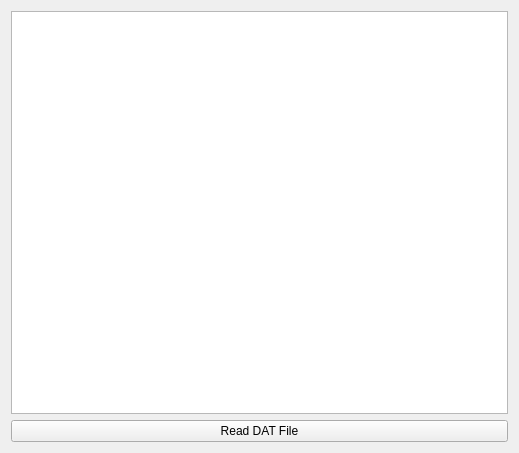
This is mainwindow.ui in nazarlamer/TestReadDATFileAsk as Qt 5 draws it before an edit. The edited form follows.
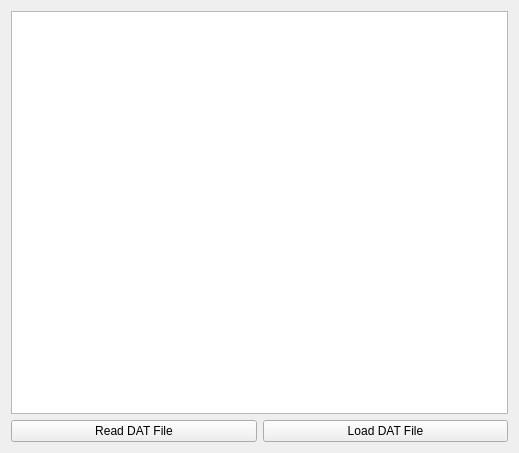
This is the edited form.

Commit message: added load file button

What changed in the file:
```diff
--- a/mainwindow.ui
+++ b/mainwindow.ui
@@ -14,7 +14,7 @@
    <string>MainWindow</string>
   </property>
   <widget class="QWidget" name="centralWidget">
-   <layout class="QVBoxLayout" name="verticalLayout">
+   <layout class="QVBoxLayout" name="verticalLayout" stretch="1,0">
     <item>
      <widget class="QTableWidget" name="tableWidget">
       <property name="sizePolicy">
@@ -26,12 +26,23 @@
      </widget>
     </item>
     <item>
+     <layout class="QHBoxLayout" name="horizontalLayout">
+      <item>
      <widget class="QPushButton" name="pushButton">
       <property name="text">
        <string>Read DAT File</string>
       </property>
      </widget>
     </item>
+      <item>
+       <widget class="QPushButton" name="loadFileButton">
+        <property name="text">
+         <string>Load DAT File</string>
+        </property>
+       </widget>
+      </item>
+     </layout>
+    </item>
    </layout>
   </widget>
  </widget>
```
Left out of the diff: 1 changed line with no effect on the pictures. Lines whose indentation alone changed are shown as unchanged. The commit also changes 2 other files.
